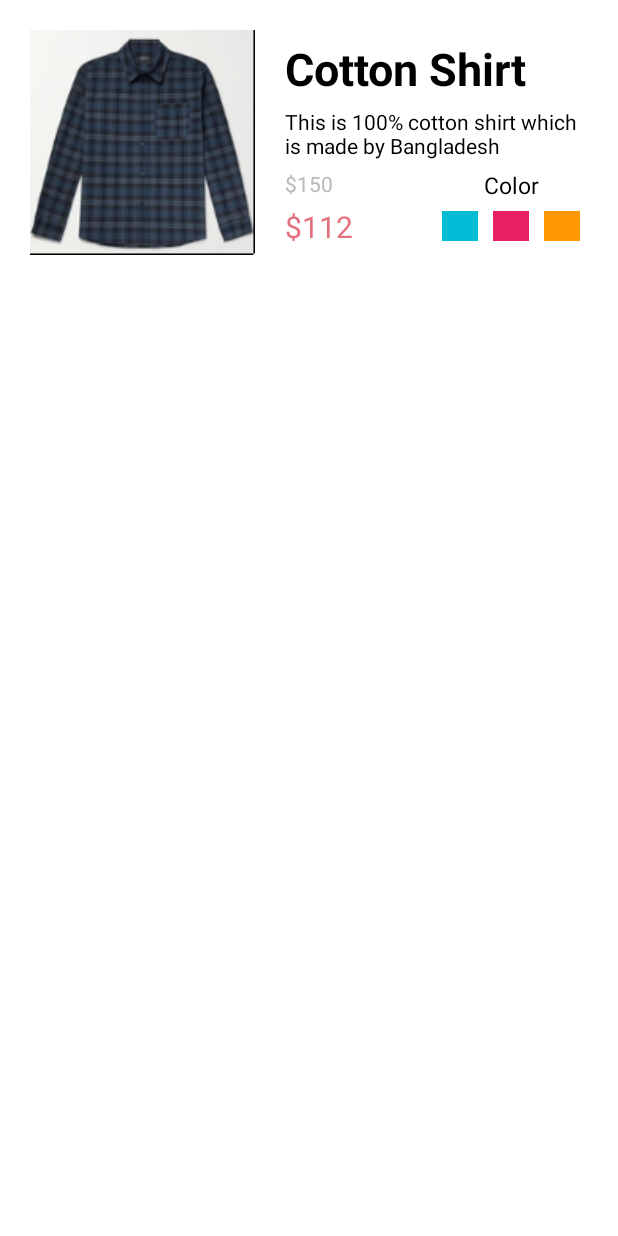
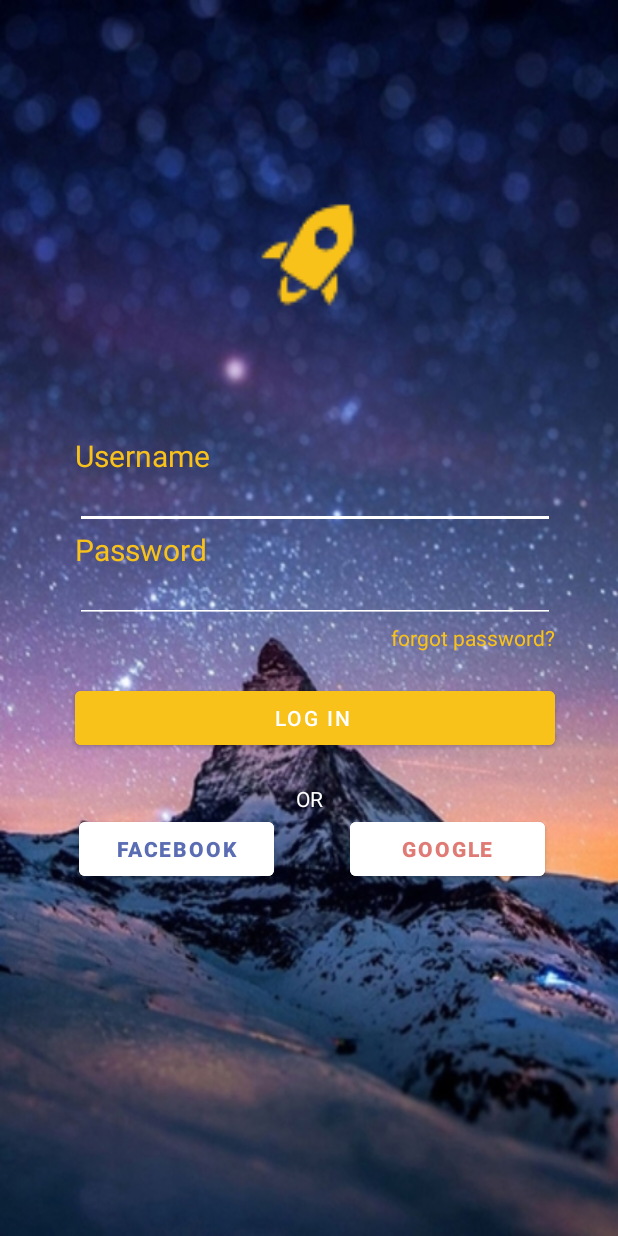
Before and after one commit to CuongPhan090/ConstrainLayoutDemo, an Android app: the screen it shows after launch (MainActivity), on a phone screen of 412 x 824 dp. Run offline under Robolectric (Android 15) with nearby library versions, the phone set to English and light mode, and no system bars.

Commit message:
company logo

```diff
--- a/app/src/main/java/com/example/b32constraintlayoutdemo/MainActivity.kt
+++ b/app/src/main/java/com/example/b32constraintlayoutdemo/MainActivity.kt
@@ -6,7 +6,7 @@ import android.os.Bundle
 class MainActivity : AppCompatActivity() {
     override fun onCreate(savedInstanceState: Bundle?) {
         super.onCreate(savedInstanceState)
-        setContentView(R.layout.activity_cotton_shirt)
+        setContentView(R.layout.activity_company_logo)
     }
 }
 
--- /dev/null
+++ b/app/src/main/res/layout-v21/activity_company_logo.xml
@@ -0,0 +1,132 @@
+<?xml version="1.0" encoding="utf-8"?>
+<androidx.constraintlayout.widget.ConstraintLayout xmlns:android="http://schemas.android.com/apk/res/android"
+    xmlns:app="http://schemas.android.com/apk/res-auto"
+    xmlns:tools="http://schemas.android.com/tools"
+    android:layout_width="match_parent"
+    android:layout_height="match_parent"
+    android:background="@drawable/mountain_background">
+
+    <ImageView
+        android:id="@+id/iv_logo"
+        android:layout_width="100dp"
+        android:layout_height="100dp"
+        android:layout_marginTop="120dp"
+        android:src="@drawable/to_the_moon"
+        app:layout_constraintEnd_toEndOf="parent"
+        app:layout_constraintStart_toStartOf="parent"
+        app:layout_constraintTop_toTopOf="parent" />
+
+    <TextView
+        android:id="@+id/tv_username"
+        android:layout_width="wrap_content"
+        android:layout_height="wrap_content"
+        android:layout_marginLeft="50dp"
+        android:layout_marginTop="70dp"
+        android:text="Username"
+        android:textColor="#f8c21a"
+        android:textSize="20dp"
+        app:layout_constraintStart_toStartOf="parent"
+        app:layout_constraintTop_toBottomOf="@id/iv_logo" />
+
+    <EditText
+        android:id="@+id/et_username"
+        android:layout_width="wrap_content"
+        android:layout_height="35dp"
+        android:backgroundTint="#FFFFFF"
+        android:ems="15"
+        android:textColor="#FFFFFF"
+        app:layout_constraintStart_toStartOf="@id/tv_username"
+        app:layout_constraintTop_toBottomOf="@id/tv_username" />
+
+    <TextView
+        android:id="@+id/tv_password"
+        android:layout_width="wrap_content"
+        android:layout_height="wrap_content"
+        android:text="Password"
+        android:textColor="#f8c21a"
+        android:textSize="20dp"
+        app:layout_constraintStart_toStartOf="@id/et_username"
+        app:layout_constraintTop_toBottomOf="@id/et_username" />
+
+    <EditText
+        android:id="@+id/et_password"
+        android:layout_width="wrap_content"
+        android:layout_height="35dp"
+        android:backgroundTint="#FFFFFF"
+        android:ems="15"
+        android:inputType="textPassword"
+        android:textColor="#FFFFFF"
+        app:layout_constraintStart_toStartOf="@id/tv_password"
+        app:layout_constraintTop_toBottomOf="@id/tv_password" />
+
+    <TextView
+        android:id="@+id/tv_forgotPassword"
+        android:layout_width="wrap_content"
+        android:layout_height="wrap_content"
+        android:clickable="true"
+        android:text="forgot password?"
+        android:textColor="#f8c21a"
+        app:layout_constraintEnd_toEndOf="@id/et_password"
+        app:layout_constraintTop_toBottomOf="@id/et_password" />
+
+    <Button
+        android:id="@id/btn_login"
+        android:layout_width="0dp"
+        android:layout_height="wrap_content"
+        android:layout_marginTop="20dp"
+        android:backgroundTint="#f8c21a"
+        android:text="Log in "
+        app:layout_constraintEnd_toEndOf="@id/tv_forgotPassword"
+        app:layout_constraintStart_toStartOf="@id/et_password"
+        app:layout_constraintTop_toBottomOf="@id/tv_forgotPassword" />
+
+    <TextView
+        android:id="@+id/tv_or"
+        android:layout_width="wrap_content"
+        android:layout_height="wrap_content"
+        android:layout_marginTop="20dp"
+        android:text="OR"
+        android:textColor="#FFFFFF"
+        app:layout_constraintEnd_toEndOf="parent"
+        app:layout_constraintStart_toStartOf="parent"
+        app:layout_constraintTop_toBottomOf="@id/btn_login" />
+
+    <Button
+        android:id="@+id/btn_facebook"
+        android:layout_width="130dp"
+        android:layout_height="wrap_content"
+        android:backgroundTint="#FFFFFF"
+        android:text="facebook"
+        android:textColor="#5a6cb2"
+        android:textStyle="bold"
+        app:layout_constraintEnd_toEndOf="@id/gl_vertical45"
+        app:layout_constraintStart_toStartOf="@id/btn_login"
+        app:layout_constraintTop_toBottomOf="@id/tv_or" />
+
+    <Button
+        android:id="@+id/btn_google"
+        android:layout_width="130dp"
+        android:layout_height="wrap_content"
+        android:backgroundTint="#FFFFFF"
+        android:text="Google"
+        android:textColor="#e07a74"
+        android:textStyle="bold"
+        app:layout_constraintStart_toEndOf="@id/gl_vertical55"
+        app:layout_constraintEnd_toEndOf="@id/btn_login"
+        app:layout_constraintTop_toBottomOf="@id/tv_or" />
+
+    <androidx.constraintlayout.widget.Guideline
+        android:id="@+id/gl_vertical45"
+        android:layout_width="wrap_content"
+        android:layout_height="wrap_content"
+        android:orientation="vertical"
+        app:layout_constraintGuide_percent=".45" />
+
+
+    <androidx.constraintlayout.widget.Guideline
+        android:id="@+id/gl_vertical55"
+        android:layout_width="wrap_content"
+        android:layout_height="wrap_content"
+        android:orientation="vertical"
+        app:layout_constraintGuide_percent=".55" />
+</androidx.constraintlayout.widget.ConstraintLayout>
--- /dev/null
+++ b/app/src/main/res/layout/activity_company_logo.xml
@@ -0,0 +1,132 @@
+<?xml version="1.0" encoding="utf-8"?>
+<androidx.constraintlayout.widget.ConstraintLayout xmlns:android="http://schemas.android.com/apk/res/android"
+    xmlns:app="http://schemas.android.com/apk/res-auto"
+    xmlns:tools="http://schemas.android.com/tools"
+    android:layout_width="match_parent"
+    android:layout_height="match_parent"
+    android:background="@drawable/mountain_background">
+
+    <ImageView
+        android:id="@+id/iv_logo"
+        android:layout_width="100dp"
+        android:layout_height="100dp"
+        android:layout_marginTop="120dp"
+        android:src="@drawable/to_the_moon"
+        app:layout_constraintEnd_toEndOf="parent"
+        app:layout_constraintStart_toStartOf="parent"
+        app:layout_constraintTop_toTopOf="parent" />
+
+    <TextView
+        android:id="@+id/tv_username"
+        android:layout_width="wrap_content"
+        android:layout_height="wrap_content"
+        android:layout_marginLeft="50dp"
+        android:layout_marginTop="70dp"
+        android:text="Username"
+        android:textColor="#f8c21a"
+        android:textSize="20dp"
+        app:layout_constraintStart_toStartOf="parent"
+        app:layout_constraintTop_toBottomOf="@id/iv_logo" />
+
+    <EditText
+        android:id="@+id/et_username"
+        android:layout_width="wrap_content"
+        android:layout_height="35dp"
+        android:backgroundTint="#FFFFFF"
+        android:ems="15"
+        android:textColor="#FFFFFF"
+        app:layout_constraintStart_toStartOf="@id/tv_username"
+        app:layout_constraintTop_toBottomOf="@id/tv_username" />
+
+    <TextView
+        android:id="@+id/tv_password"
+        android:layout_width="wrap_content"
+        android:layout_height="wrap_content"
+        android:text="Password"
+        android:textColor="#f8c21a"
+        android:textSize="20dp"
+        app:layout_constraintStart_toStartOf="@id/et_username"
+        app:layout_constraintTop_toBottomOf="@id/et_username" />
+
+    <EditText
+        android:id="@+id/et_password"
+        android:layout_width="wrap_content"
+        android:layout_height="35dp"
+        android:backgroundTint="#FFFFFF"
+        android:ems="15"
+        android:inputType="textPassword"
+        android:textColor="#FFFFFF"
+        app:layout_constraintStart_toStartOf="@id/tv_password"
+        app:layout_constraintTop_toBottomOf="@id/tv_password" />
+
+    <TextView
+        android:id="@+id/tv_forgotPassword"
+        android:layout_width="wrap_content"
+        android:layout_height="wrap_content"
+        android:clickable="true"
+        android:text="forgot password?"
+        android:textColor="#f8c21a"
+        app:layout_constraintEnd_toEndOf="@id/et_password"
+        app:layout_constraintTop_toBottomOf="@id/et_password" />
+
+    <Button
+        android:id="@id/btn_login"
+        android:layout_width="0dp"
+        android:layout_height="wrap_content"
+        android:layout_marginTop="20dp"
+        android:backgroundTint="#f8c21a"
+        android:text="Log in "
+        app:layout_constraintEnd_toEndOf="@id/tv_forgotPassword"
+        app:layout_constraintStart_toStartOf="@id/et_password"
+        app:layout_constraintTop_toBottomOf="@id/tv_forgotPassword" />
+
+    <TextView
+        android:id="@+id/tv_or"
+        android:layout_width="wrap_content"
+        android:layout_height="wrap_content"
+        android:layout_marginTop="20dp"
+        android:text="OR"
+        android:textColor="#FFFFFF"
+        app:layout_constraintEnd_toEndOf="parent"
+        app:layout_constraintStart_toStartOf="parent"
+        app:layout_constraintTop_toBottomOf="@id/btn_login" />
+
+    <Button
+        android:id="@+id/btn_facebook"
+        android:layout_width="130dp"
+        android:layout_height="wrap_content"
+        android:backgroundTint="#FFFFFF"
+        android:text="facebook"
+        android:textColor="#5a6cb2"
+        android:textStyle="bold"
+        app:layout_constraintEnd_toEndOf="@id/gl_vertical45"
+        app:layout_constraintStart_toStartOf="@id/btn_login"
+        app:layout_constraintTop_toBottomOf="@id/tv_or" />
+
+    <Button
+        android:id="@+id/btn_google"
+        android:layout_width="130dp"
+        android:layout_height="wrap_content"
+        android:backgroundTint="#FFFFFF"
+        android:text="Google"
+        android:textColor="#e07a74"
+        android:textStyle="bold"
+        app:layout_constraintStart_toEndOf="@id/gl_vertical55"
+        app:layout_constraintEnd_toEndOf="@id/btn_login"
+        app:layout_constraintTop_toBottomOf="@id/tv_or" />
+
+    <androidx.constraintlayout.widget.Guideline
+        android:id="@+id/gl_vertical45"
+        android:layout_width="wrap_content"
+        android:layout_height="wrap_content"
+        android:orientation="vertical"
+        app:layout_constraintGuide_percent=".45" />
+
+
+    <androidx.constraintlayout.widget.Guideline
+        android:id="@+id/gl_vertical55"
+        android:layout_width="wrap_content"
+        android:layout_height="wrap_content"
+        android:orientation="vertical"
+        app:layout_constraintGuide_percent=".55" />
+</androidx.constraintlayout.widget.ConstraintLayout>
```
Also changed, not shown: app/src/main/res/drawable/mountain_background.jpg (added), app/src/main/res/drawable/mountain_background.png (deleted).
